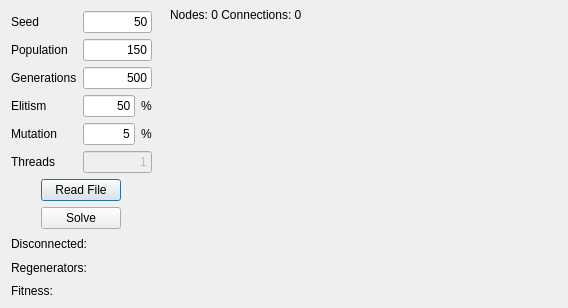
xQsme/RLP_Qt, file beealgorithmdialog.ui: the form before one commit.
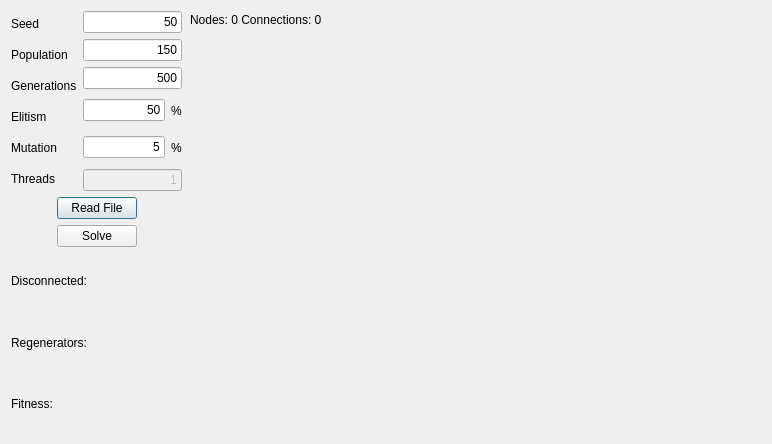
The form after the commit.

What changed in the file:
```diff
--- a/beealgorithmdialog.ui
+++ b/beealgorithmdialog.ui
@@ -6,8 +6,8 @@
    <rect>
     <x>0</x>
     <y>0</y>
-    <width>568</width>
-    <height>308</height>
+    <width>772</width>
+    <height>444</height>
    </rect>
   </property>
   <property name="windowTitle">
@@ -16,10 +16,10 @@
   <widget class="QLabel" name="labelNodes">
    <property name="geometry">
     <rect>
-     <x>170</x>
-     <y>7</y>
-     <width>391</width>
-     <height>16</height>
+     <x>190</x>
+     <y>10</y>
+     <width>571</width>
+     <height>20</height>
     </rect>
    </property>
    <property name="text">
@@ -29,10 +29,10 @@
   <widget class="QWidget" name="gridLayoutWidget">
    <property name="geometry">
     <rect>
-     <x>150</x>
+     <x>180</x>
      <y>27</y>
-     <width>411</width>
-     <height>271</height>
+     <width>581</width>
+     <height>401</height>
     </rect>
    </property>
    <layout class="QGridLayout" name="gridLayout">
@@ -46,8 +46,8 @@
     <rect>
      <x>11</x>
      <y>11</y>
-     <width>141</width>
-     <height>289</height>
+     <width>171</width>
+     <height>421</height>
     </rect>
    </property>
    <layout class="QVBoxLayout" name="verticalLayout_4">
```
